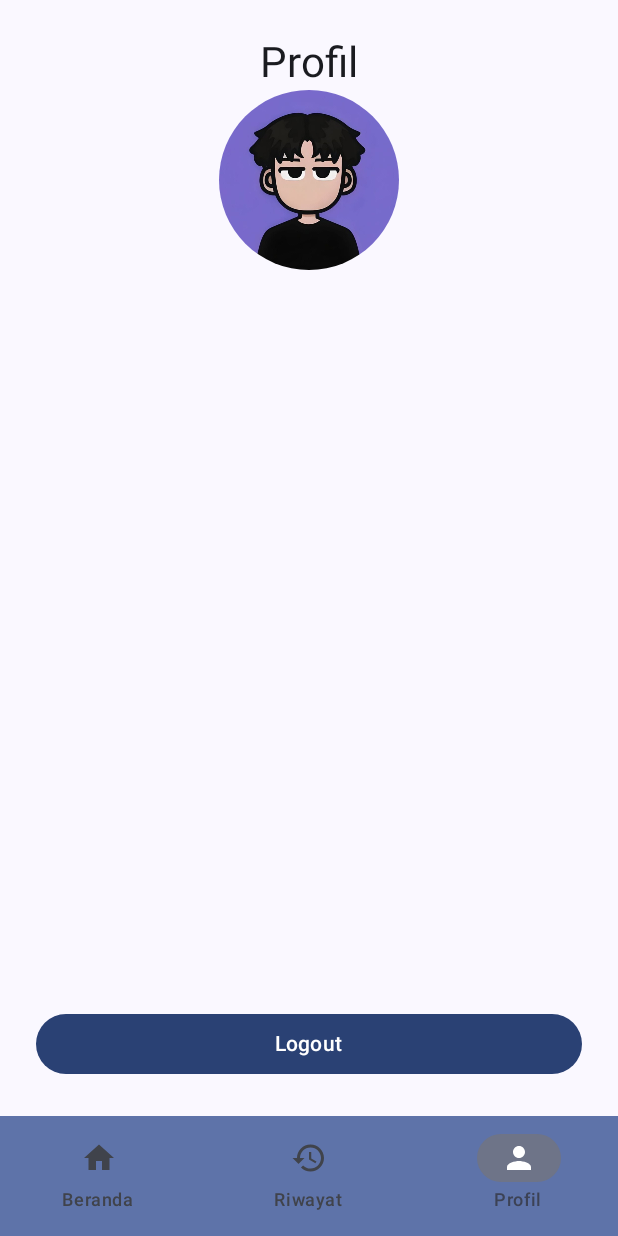
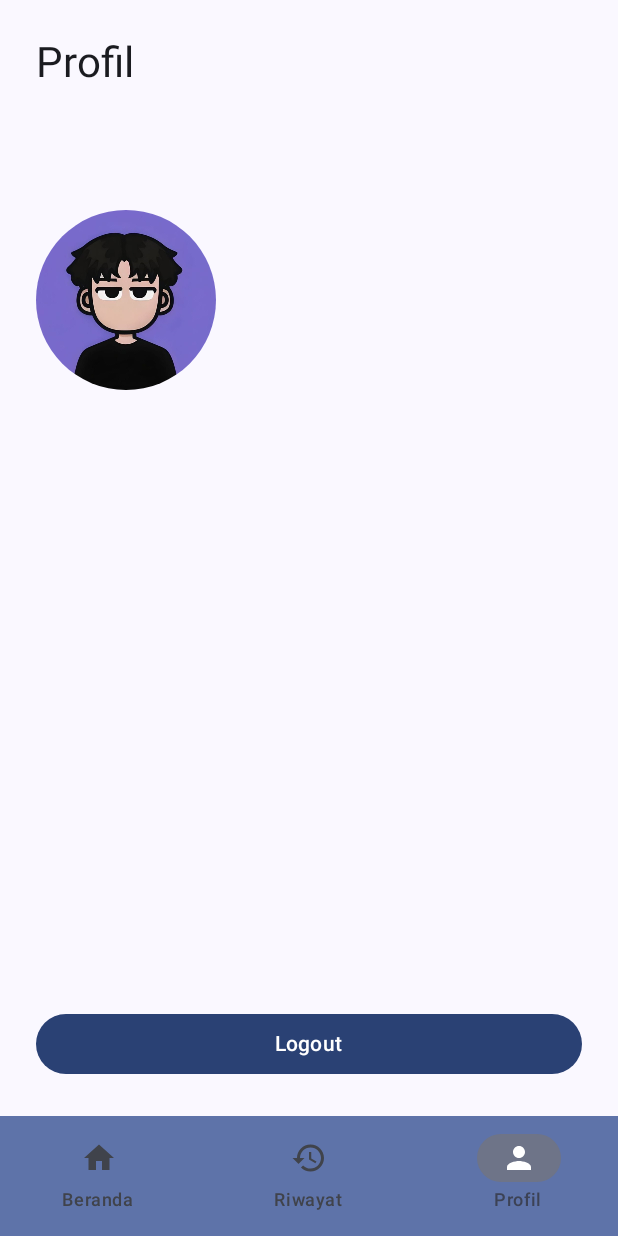
Before and after one commit to Arfi23/FP-PPB-G-MBanking, an Android app built with Jetpack Compose: the BottomNavWrapper screen opened through its navigation route, item 3 of the bottom bar chosen, on a phone screen of 412 x 824 dp. Run offline under Robolectric (Android 15) with nearby library versions, the phone set to English and light mode, and no system bars.

Commit message:
Did something to the layout

```diff
--- a/app/src/main/java/com/example/mobilebanking/ui/screen/profile/ProfileScreen.kt
+++ b/app/src/main/java/com/example/mobilebanking/ui/screen/profile/ProfileScreen.kt
@@ -26,10 +26,12 @@ fun ProfileScreen(viewModel: AuthViewModel = viewModel(), navController: NavCont
         modifier = Modifier
             .fillMaxSize()
             .padding(24.dp),
-        // verticalArrangement = Arrangement.spacedBy(24.dp)
-        horizontalAlignment = Alignment.CenterHorizontally
+        verticalArrangement = Arrangement.spacedBy(24.dp)
+        // horizontalAlignment = Alignment.CenterHorizontally
     ) {
         Text("Profil", style = MaterialTheme.typography.headlineMedium)
+
+        Spacer(modifier = Modifier.height(32.dp))
 
         Image(
             painter = painterResource(id = R.drawable.userprofile),
@@ -38,6 +40,8 @@ fun ProfileScreen(viewModel: AuthViewModel = viewModel(), navController: NavCont
                 .size(120.dp)
                 .clip(CircleShape)
         )
+
+        Spacer(modifier = Modifier.height(32.dp))
 
         currentUser?.let { user ->
             Text("Username: ${user.username}")
```
